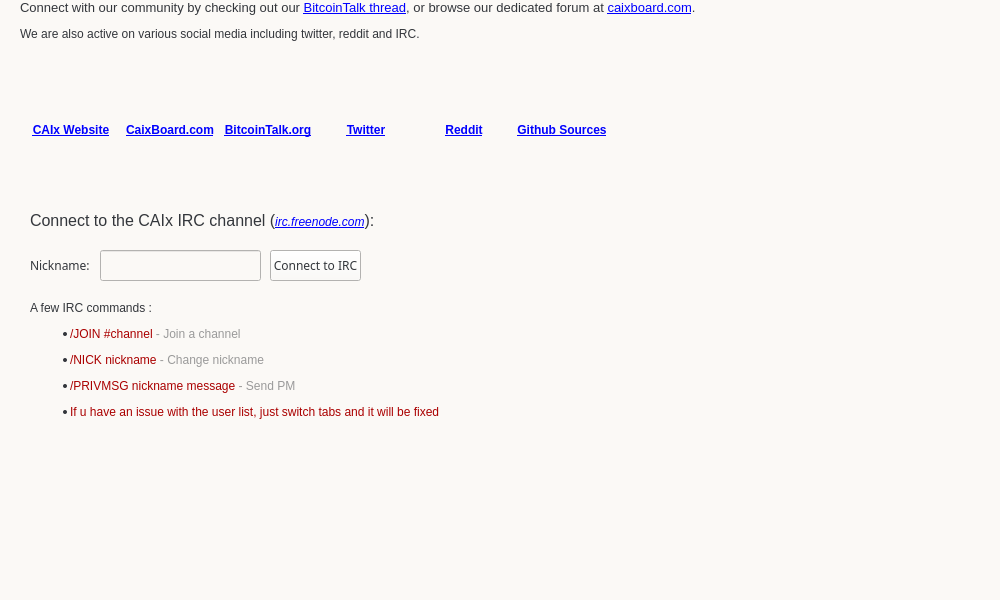
The window that src/qt/forms/chatwindow.ui (Lefter1s/CAIx) describes before a commit, drawn with Qt 5.
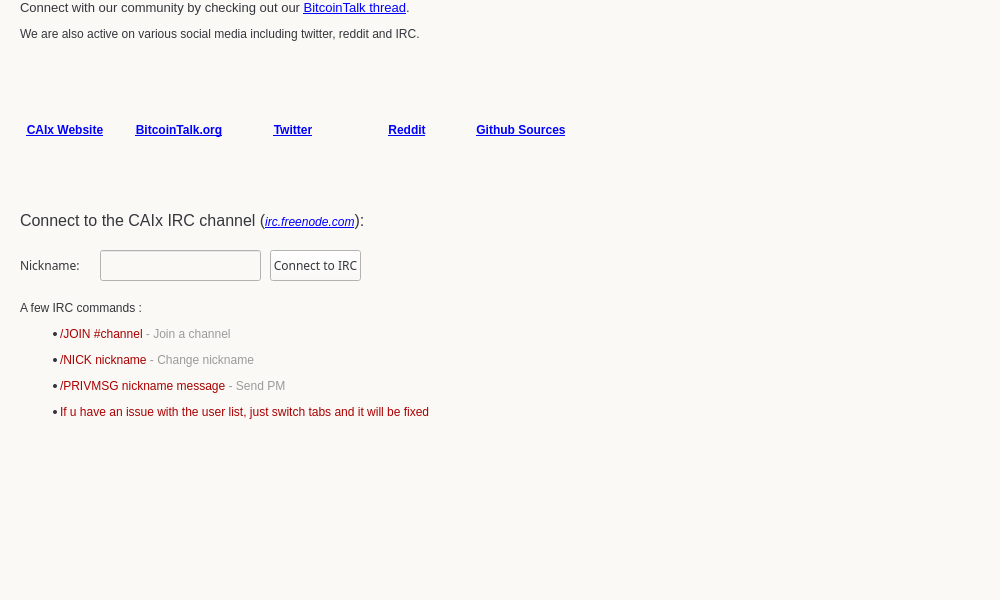
The same window after the commit. Icons and pictures are not drawn.

The edit to the form file:
```diff
--- a/src/qt/forms/chatwindow.ui
+++ b/src/qt/forms/chatwindow.ui
@@ -188,7 +188,7 @@
       <string notr="true">color:#33363b; font-size:12px; font-family:&quot;Open Sans Bold&quot;;background-color:#fbf9f6;</string>
      </property>
      <property name="text">
-      <string>&lt;html&gt;&lt;head/&gt;&lt;body&gt;&lt;p align=&quot;justify&quot;&gt;&lt;span style=&quot; font-family:'arial'; font-size:10pt;&quot;&gt;Connect with our community by checking out our &lt;/span&gt;&lt;a href=&quot;https://bitcointalk.org/index.php?topic=513613.0&quot;&gt;&lt;span style=&quot; font-family:'arial'; font-size:10pt; text-decoration: underline; color:#0000ff;&quot;&gt;BitcoinTalk thread&lt;/span&gt;&lt;/a&gt;&lt;span style=&quot; font-family:'arial'; font-size:10pt;&quot;&gt;, or browse our dedicated forum at &lt;/span&gt;&lt;a href=&quot;http://caixboard.com&quot;&gt;&lt;span style=&quot; font-family:'arial'; font-size:10pt; text-decoration: underline; color:#0000ff;&quot;&gt;caixboard.com&lt;/span&gt;&lt;/a&gt;&lt;span style=&quot; font-family:'arial'; font-size:10pt;&quot;&gt;.&lt;/span&gt;&lt;/p&gt;&lt;span&gt;&lt;p&gt; We are also active on various social media including twitter, reddit and IRC.&lt;/span&gt;&lt;/p&gt;&lt;p align=&quot;justify&quot;&gt;&lt;span style=&quot; font-family:'arial'; font-size:10pt;&quot;&gt;</string>
+      <string>&lt;html&gt;&lt;head/&gt;&lt;body&gt;&lt;p align=&quot;justify&quot;&gt;&lt;span style=&quot; font-family:'arial'; font-size:10pt;&quot;&gt;Connect with our community by checking out our &lt;/span&gt;&lt;a href=&quot;https://bitcointalk.org/index.php?topic=513613.0&quot;&gt;&lt;span style=&quot; font-family:'arial'; font-size:10pt; text-decoration: underline; color:#0000ff;&quot;&gt;BitcoinTalk thread&lt;/span&gt;&lt;/a&gt;&lt;span style=&quot; font-family:'arial'; font-size:10pt;&quot;&gt;.&lt;/span&gt;&lt;/p&gt;&lt;span&gt;&lt;p&gt; We are also active on various social media including twitter, reddit and IRC.&lt;/span&gt;&lt;/p&gt;&lt;p align=&quot;justify&quot;&gt;&lt;span style=&quot; font-family:'arial'; font-size:10pt;&quot;&gt;</string>
      </property>
      <property name="wordWrap">
       <bool>true</bool>
@@ -200,9 +200,9 @@
     <widget class="QLabel" name="label_2">
      <property name="geometry">
       <rect>
-       <x>30</x>
+       <x>20</x>
        <y>290</y>
-       <width>411</width>
+       <width>431</width>
        <height>141</height>
       </rect>
      </property>
@@ -226,7 +226,7 @@
     <widget class="QLabel" name="label_5">
      <property name="geometry">
       <rect>
-       <x>30</x>
+       <x>20</x>
        <y>250</y>
        <width>61</width>
        <height>31</height>
@@ -267,7 +267,7 @@
     <widget class="QLabel" name="label_10">
      <property name="geometry">
       <rect>
-       <x>30</x>
+       <x>20</x>
        <y>210</y>
        <width>381</width>
        <height>21</height>
@@ -280,45 +280,17 @@
     <widget class="QWidget" name="layoutWidget">
      <property name="geometry">
       <rect>
-       <x>10</x>
-       <y>70</y>
+       <x>-10</x>
+       <y>60</y>
        <width>611</width>
-       <height>121</height>
+       <height>141</height>
       </rect>
      </property>
      <layout class="QGridLayout" name="gridLayout">
       <property name="spacing">
        <number>0</number>
       </property>
-      <item row="0" column="4">
-       <widget class="QLabel" name="label_4">
-        <property name="sizePolicy">
-         <sizepolicy hsizetype="Fixed" vsizetype="Preferred">
-          <horstretch>0</horstretch>
-          <verstretch>0</verstretch>
-         </sizepolicy>
-        </property>
-        <property name="minimumSize">
-         <size>
-          <width>100</width>
-          <height>0</height>
-         </size>
-        </property>
-        <property name="maximumSize">
-         <size>
-          <width>100</width>
-          <height>16777215</height>
-         </size>
-        </property>
-        <property name="text">
-         <string>&lt;html&gt;&lt;head/&gt;&lt;body&gt;&lt;p align=&quot;center&quot;&gt;&lt;a href=&quot;http://www.reddit.com/r/caix&quot;&gt;&lt;img src=&quot;:/icons/reddit&quot;/&gt;&lt;/a&gt;&lt;/p&gt;&lt;p align=&quot;center&quot;&gt;&lt;a href=&quot;http://www.reddit.com/r/caix&quot;&gt;&lt;span style=&quot; font-weight:600; text-decoration: underline; color:#0000ff;&quot;&gt;Reddit&lt;/span&gt;&lt;/a&gt;&lt;/p&gt;&lt;/body&gt;&lt;/html&gt;</string>
-        </property>
-        <property name="openExternalLinks">
-         <bool>true</bool>
-        </property>
-       </widget>
-      </item>
-      <item row="0" column="3">
+      <item row="0" column="2">
        <widget class="QLabel" name="label">
         <property name="sizePolicy">
          <sizepolicy hsizetype="Fixed" vsizetype="Preferred">
@@ -349,7 +321,35 @@
         </property>
        </widget>
       </item>
-      <item row="0" column="2">
+      <item row="0" column="3">
+       <widget class="QLabel" name="label_4">
+        <property name="sizePolicy">
+         <sizepolicy hsizetype="Fixed" vsizetype="Preferred">
+          <horstretch>0</horstretch>
+          <verstretch>0</verstretch>
+         </sizepolicy>
+        </property>
+        <property name="minimumSize">
+         <size>
+          <width>100</width>
+          <height>0</height>
+         </size>
+        </property>
+        <property name="maximumSize">
+         <size>
+          <width>100</width>
+          <height>16777215</height>
+         </size>
+        </property>
+        <property name="text">
+         <string>&lt;html&gt;&lt;head/&gt;&lt;body&gt;&lt;p align=&quot;center&quot;&gt;&lt;a href=&quot;http://www.reddit.com/r/caix&quot;&gt;&lt;img src=&quot;:/icons/reddit&quot;/&gt;&lt;/a&gt;&lt;/p&gt;&lt;p align=&quot;center&quot;&gt;&lt;a href=&quot;http://www.reddit.com/r/caix&quot;&gt;&lt;span style=&quot; font-weight:600; text-decoration: underline; color:#0000ff;&quot;&gt;Reddit&lt;/span&gt;&lt;/a&gt;&lt;/p&gt;&lt;/body&gt;&lt;/html&gt;</string>
+        </property>
+        <property name="openExternalLinks">
+         <bool>true</bool>
+        </property>
+       </widget>
+      </item>
+      <item row="0" column="1">
        <widget class="QLabel" name="label_3">
         <property name="sizePolicy">
          <sizepolicy hsizetype="Fixed" vsizetype="Preferred">
@@ -377,7 +377,7 @@
         </property>
        </widget>
       </item>
-      <item row="0" column="5">
+      <item row="0" column="4">
        <widget class="QLabel" name="label_6">
         <property name="sizePolicy">
          <sizepolicy hsizetype="Fixed" vsizetype="Preferred">
@@ -402,40 +402,6 @@
         </property>
        </widget>
       </item>
-      <item row="0" column="1">
-       <widget class="QLabel" name="label_7">
-        <property name="sizePolicy">
-         <sizepolicy hsizetype="Fixed" vsizetype="Preferred">
-          <horstretch>0</horstretch>
-          <verstretch>0</verstretch>
-         </sizepolicy>
-        </property>
-        <property name="minimumSize">
-         <size>
-          <width>100</width>
-          <height>0</height>
-         </size>
-        </property>
-        <property name="maximumSize">
-         <size>
-          <width>100</width>
-          <height>16777215</height>
-         </size>
-        </property>
-        <property name="text">
-         <string>&lt;html&gt;&lt;head/&gt;&lt;body&gt;&lt;p&gt;&lt;a href=&quot;http://www.caixboard.com&quot;&gt;&lt;img src=&quot;:/icons/caix-64&quot;/&gt;&lt;/a&gt;&lt;/p&gt;&lt;p&gt;&lt;a href=&quot;http://www.caixboard.com&quot;&gt;&lt;span style=&quot; text-decoration: underline; color:#0000ff;font-weight:bold;&quot;&gt;CaixBoard.com&lt;/span&gt;&lt;/a&gt;&lt;/p&gt;&lt;/body&gt;&lt;/html&gt;</string>
-        </property>
-        <property name="scaledContents">
-         <bool>true</bool>
-        </property>
-        <property name="alignment">
-         <set>Qt::AlignCenter</set>
-        </property>
-        <property name="openExternalLinks">
-         <bool>true</bool>
-        </property>
-       </widget>
-      </item>
       <item row="0" column="0">
        <widget class="QLabel" name="label_8">
         <property name="sizePolicy">
```
Left out of the diff: 1 changed line with no effect on the pictures.
